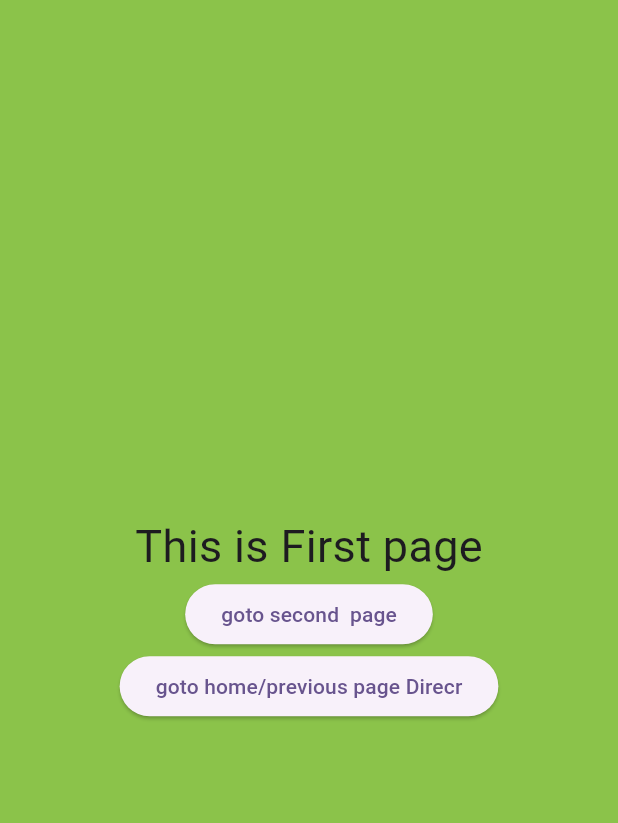
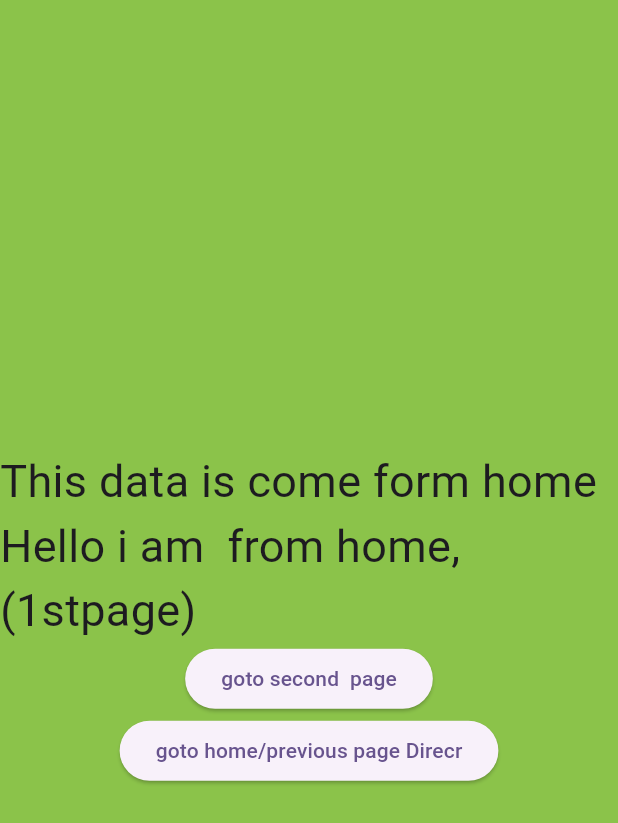
Before and after one commit to alkawsar1030/navigationapp, a Flutter app: the screen it shows after launch, after a tap on "goto first page", on a phone screen of 412 x 824 dp. Shown: the top 823 px of the screen. Run offline on Flutter 3.47's test engine with Material 3 defaults, Android fonts, the phone set to English and light mode, and no system bars.

Commit message:
Forware pushing : here's my forward pushing example , in this sinple case in the main.dart we can not use route for first page  because data receiver is firstpage.dart

```diff
--- a/lib/firstpage.dart
+++ b/lib/firstpage.dart
@@ -2,7 +2,9 @@ import 'package:flutter/material.dart';
 
 
 class Firstpage extends StatelessWidget {
-  const Firstpage({super.key});
+  const Firstpage({super.key, required this.data});
+
+  final String data;
 
   @override
   Widget build(BuildContext context) {
@@ -14,11 +16,12 @@ class Firstpage extends StatelessWidget {
           mainAxisAlignment: MainAxisAlignment.center,
 
           children: [
-            Text('This is First page', style: TextStyle(fontSize: 30)),
+            Text('This data is come form home $data, (1stpage)', style: TextStyle(fontSize: 30)),
             ElevatedButton(
               onPressed: () {
                 // Navigator.pop(context);
-                Navigator.pushReplacementNamed(context, '/second');
+               // Navigator.pushReplacementNamed(context, '/second');
+                Navigator.pushNamed(context, '/second');
               },
               style: ButtonStyle(alignment: Alignment.center),
               child: Text('goto second  page'),
--- a/lib/homepage.dart
+++ b/lib/homepage.dart
@@ -10,7 +10,7 @@ class Homepage extends StatelessWidget {
       Navigator.pop(context);
     } else {
       ScaffoldMessenger.of(context).showSnackBar(
-        const SnackBar(content: Text('⚠️ No page left to go back!')),
+        const SnackBar(content: Text('⚠️ No!. there is no previous page !')),
       );
     }
   }
@@ -31,7 +31,7 @@ class Homepage extends StatelessWidget {
           ElevatedButton(
             onPressed: () async {
               final resust = await Navigator.push(context,
-                  MaterialPageRoute(builder: (context) => Firstpage(),));
+                  MaterialPageRoute(builder: (context) => Firstpage(data: 'Hello i am  from home',),));
               if(resust!=null){
                 ScaffoldMessenger.of(context).showSnackBar(SnackBar(content: Text('Data received : $resust')));
               }
@@ -48,7 +48,7 @@ class Homepage extends StatelessWidget {
             },
             style: ButtonStyle(alignment: Alignment.center),
 
-            child: Text('goto next page'),
+            child: Text('goto previous page'),
           ),
 
 
--- a/lib/main.dart
+++ b/lib/main.dart
@@ -24,7 +24,7 @@ class MyApp extends StatelessWidget {
       initialRoute: '/home',
       routes: {
         '/home':(context)=>Homepage(),
-        '/first':(context)=>Firstpage(),
+        //'/first':(context)=>Firstpage(),
         '/second':(context)=>Secondpage(),
       },
       onUnknownRoute: (settings) {
--- a/lib/secondpage.dart
+++ b/lib/secondpage.dart
@@ -1,5 +1,5 @@
 import 'package:flutter/material.dart';
-import 'package:navigationapp/homepage.dart';
+
 
 class Secondpage extends StatelessWidget {
   const Secondpage({super.key});
@@ -25,7 +25,9 @@ class Secondpage extends StatelessWidget {
             ElevatedButton(
               onPressed: () {
 
-                Navigator.pushNamedAndRemoveUntil(context, '/home', (route) => false,);
+               //Navigator.pushNamedAndRemoveUntil(context, '/home', (route) => false,);//whole stack will be remove and it will push home page/other targated page only
+               Navigator.pushReplacementNamed(context,'/home');//only current page will be removed stuck will remain unchnged on current page/second page will be removed
+               // Navigator.pushNamed(context, '/home');
 
               },
 
```
